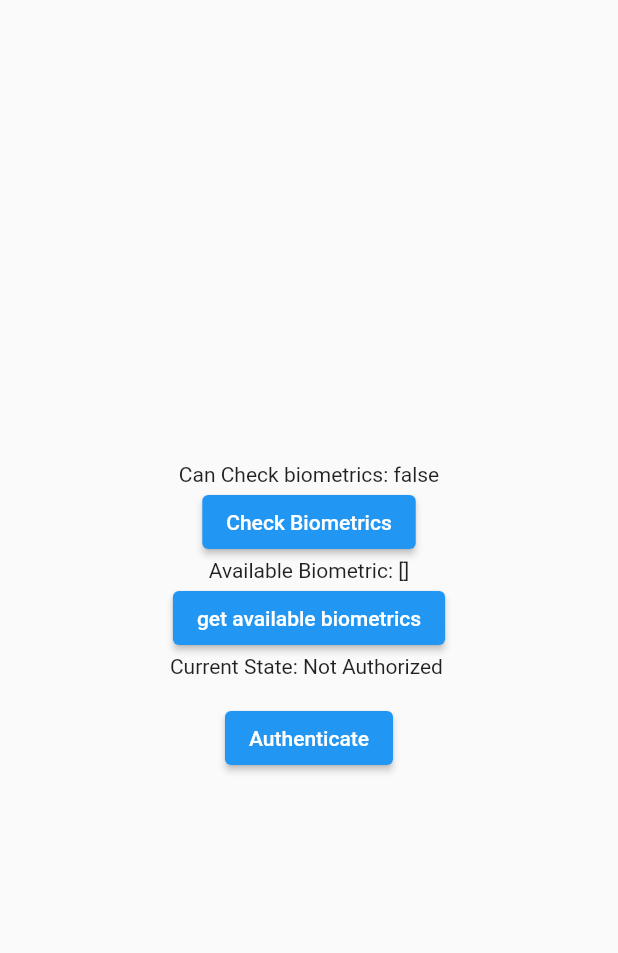
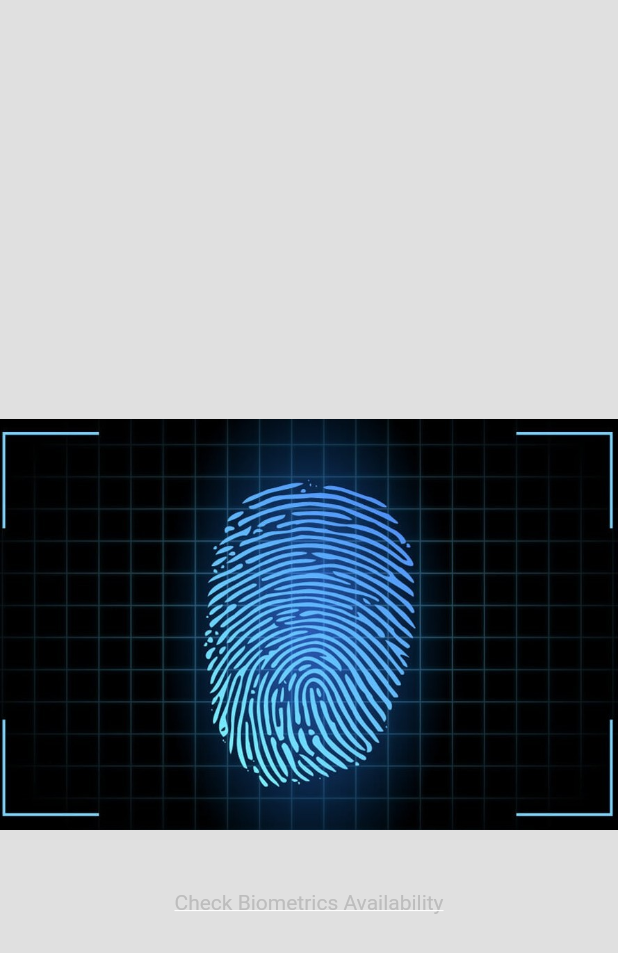
Before and after one commit to sajagsilwal123/BioMetrics-Authentiation, a Flutter app: the Authenticator screen opened directly, on a phone screen of 412 x 824 dp. Shown: the top 953 px of the screen. Run offline on Flutter 3.47's test engine with Material 2 defaults, Android fonts, the phone set to English and light mode, and no system bars; our stand-ins replace local_auth.

Commit message:
biometric detail added

```diff
--- a/lib/landingPage.dart
+++ b/lib/landingPage.dart
@@ -1,6 +1,6 @@
 import 'package:fingerprintauthentication/main.dart';
 import 'package:flutter/material.dart';
-import 'package:font_awesome_flutter/font_awesome_flutter.dart';
+import 'package:fingerprintauthentication/loginPage.dart';
 
 
 class LandingPage extends StatelessWidget {
--- a/lib/main.dart
+++ b/lib/main.dart
@@ -2,11 +2,12 @@ import 'package:flutter/material.dart';
 import 'package:flutter/services.dart';
 import 'package:local_auth/local_auth.dart';
 import 'package:fingerprintauthentication/landingPage.dart';
+import 'package:fingerprintauthentication/checkDetails.dart';
 
 void main (){
   runApp(
-    MaterialApp(
-      home: LandingPage()
+    const MaterialApp(
+      home:Authenticator()
     )
   );
 }
@@ -21,34 +22,7 @@ class Authenticator extends StatefulWidget {
 class _AuthenticatorState extends State<Authenticator> {
 
   LocalAuthentication auth = LocalAuthentication();
-  bool _canCheckBiometrics = false;
   List<BiometricType> _availableBiometric =[];
-  String _authorized = "Not Authorized";
-
-  Future<void> _checkBiometrics() async {
-    bool canCheckBiometrics = false;
-    try{
-    canCheckBiometrics = await auth.canCheckBiometrics;
-    } on PlatformException catch (e) {
-      print(e);
-    }
-    if (!mounted) return;
-    setState(() {
-      _canCheckBiometrics = canCheckBiometrics;
-    });
-  }
-  Future<void> _getAvailableBiometric() async {
-    List <BiometricType> availableBiometrics = [];
-    try{
-      availableBiometrics = await auth.getAvailableBiometrics();
-    } on PlatformException catch (e) {
-      print(e);
-    }
-    if (!mounted) return;
-    setState(() {
-      _availableBiometric = availableBiometrics;
-    });
-  }
 
   Future<void> _authenticate() async {
     bool authenticated = false;
@@ -63,20 +37,6 @@ class _AuthenticatorState extends State<Authenticator> {
     }
     if (!mounted) return;
 
-    // setState(() {
-    //   if (authenticated){
-    //     Navigator.push(
-    //         context,
-    //         MaterialPageRoute(builder: (context) => LandingPage()),
-    //       );
-    //     print('SECOND TEST PASSED');
-    //     _authorized = "Authorized"
-    //   }
-    //   else{
-    //     _authorized = "Not Authorized";
-    //   }
-    // });
-
     if (authenticated){
       Navigator.push(
         context,
@@ -89,26 +49,47 @@ class _AuthenticatorState extends State<Authenticator> {
     return Scaffold(
       // appBar: AppBar(
       //   title: const Text('FingerPrint Authenticator'),
-      // ),
+      // )
+      backgroundColor: Colors.black12,
       body: Center(
         child: Container(
           child: Column(
             mainAxisAlignment: MainAxisAlignment.center,
             children: <Widget>[
-              Text('Can Check biometrics: $_canCheckBiometrics'),
-              ElevatedButton(
-                child: const Text('Check Biometrics'),
-                onPressed: _checkBiometrics ,
+              Padding(
+                padding: const EdgeInsets.only(bottom: 30),
+                child: Text(
+                  '',
+                  style: TextStyle(
+                    color: Colors.grey.shade400,
+                    fontWeight: FontWeight.bold,
+                    fontSize: 30
+                  ),
+                ),
               ),
-              Text('Available Biometric: $_availableBiometric'),
-              ElevatedButton(
-                child: const Text('get available biometrics'),
-                onPressed: _getAvailableBiometric,
+              InkWell(
+                onTap: _authenticate,
+                child: const Image(
+                  image: AssetImage('assets/images/fingerprint.jpg'),
+                ),
               ),
-              Text('Current State: $_authorized \n'),
-              ElevatedButton(
-                child: const Text("Authenticate"),
-                onPressed: _authenticate,
+              InkWell(
+                onTap: (){
+                  Navigator.push(
+                      context,
+                      MaterialPageRoute(builder: (context) => checkDetails())
+                  );
+                },
+                child: Padding(
+                  padding: const EdgeInsets.only(top: 40),
+                  child: Text('Check Biometrics Availability',
+                    style: TextStyle(
+                      decoration: TextDecoration.underline,
+                      decorationColor: Colors.white,
+                      color: Colors.grey.shade400
+                    ),
+                  ),
+                ),
               )
             ],
           ),
```
Also changed, not shown: lib/checkDetails.dart (added, +89 -0 lines), assets/images/fingerprint.jpg (added).
